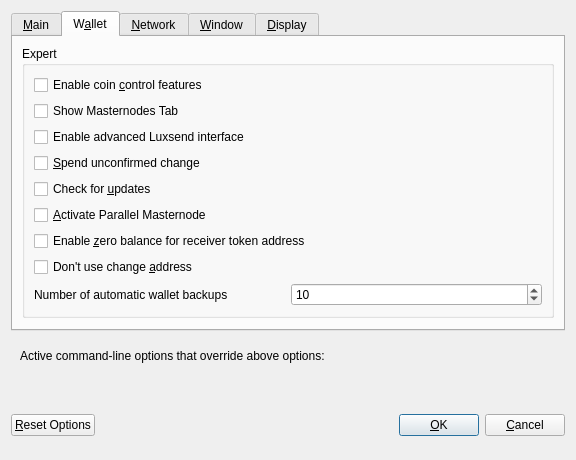
LUX-Core/lux, file src/qt/forms/optionsdialog.ui: the form before one commit.
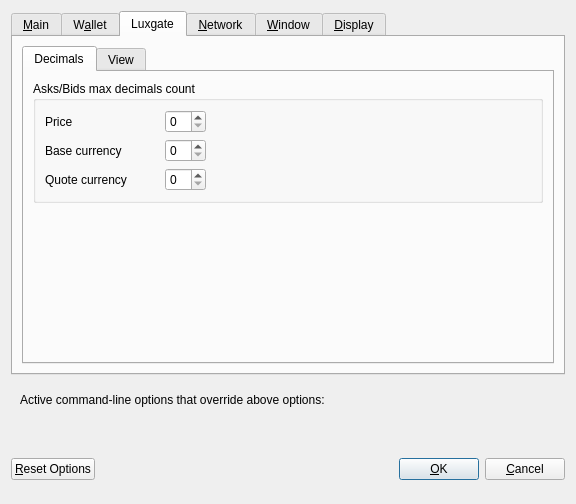
The form after the commit. The open tabs and pages were chosen to show the change. Custom widgets are drawn as their Qt base class.

Commit message: Luxgate gui: add asks and bids panels(filling with test data), add settings in options

The edit to the form file:
```diff
--- a/src/qt/forms/optionsdialog.ui
+++ b/src/qt/forms/optionsdialog.ui
@@ -7,7 +7,7 @@
     <x>0</x>
     <y>0</y>
     <width>576</width>
-    <height>419</height>
+    <height>504</height>
    </rect>
   </property>
   <property name="windowTitle">
@@ -392,6 +392,198 @@
        </item>
       </layout>
      </widget>
+     <widget class="QWidget" name="tabLuxgate">
+      <attribute name="title">
+       <string>Luxgate</string>
+      </attribute>
+      <layout class="QVBoxLayout" name="verticalLayout_5">
+       <item>
+        <widget class="QTabWidget" name="tabLuxgateWidget">
+         <property name="currentIndex">
+          <number>1</number>
+         </property>
+         <widget class="QWidget" name="tabLuxgateDecimals">
+          <attribute name="title">
+           <string>Decimals</string>
+          </attribute>
+          <layout class="QVBoxLayout" name="verticalLayout_4">
+           <item>
+            <widget class="QGroupBox" name="groupBoxAsksBids">
+             <property name="title">
+              <string>Asks/Bids max decimals count</string>
+             </property>
+             <layout class="QVBoxLayout" name="verticalLayout_3">
+              <item>
+               <layout class="QHBoxLayout" name="horizontalLayout_2">
+                <property name="spacing">
+                 <number>0</number>
+                </property>
+                <item>
+                 <widget class="QLabel" name="labelAsksBidsPrice">
+                  <property name="minimumSize">
+                   <size>
+                    <width>120</width>
+                    <height>0</height>
+                   </size>
+                  </property>
+                  <property name="text">
+                   <string>Price</string>
+                  </property>
+                 </widget>
+                </item>
+                <item>
+                 <widget class="QSpinBox" name="spinBoxAsksBidsPrice"/>
+                </item>
+                <item>
+                 <spacer name="horizontalSpacer">
+                  <property name="orientation">
+                   <enum>Qt::Horizontal</enum>
+                  </property>
+                  <property name="sizeHint" stdset="0">
+                   <size>
+                    <width>40</width>
+                    <height>20</height>
+                   </size>
+                  </property>
+                 </spacer>
+                </item>
+               </layout>
+              </item>
+              <item>
+               <layout class="QHBoxLayout" name="horizontalLayout_3">
+                <property name="spacing">
+                 <number>0</number>
+                </property>
+                <item>
+                 <widget class="QLabel" name="labelAsksBidsBase">
+                  <property name="minimumSize">
+                   <size>
+                    <width>120</width>
+                    <height>0</height>
+                   </size>
+                  </property>
+                  <property name="text">
+                   <string>Base currency</string>
+                  </property>
+                 </widget>
+                </item>
+                <item>
+                 <widget class="QSpinBox" name="spinBoxAsksBidsBase"/>
+                </item>
+                <item>
+                 <spacer name="horizontalSpacer_3">
+                  <property name="orientation">
+                   <enum>Qt::Horizontal</enum>
+                  </property>
+                  <property name="sizeHint" stdset="0">
+                   <size>
+                    <width>40</width>
+                    <height>20</height>
+                   </size>
+                  </property>
+                 </spacer>
+                </item>
+               </layout>
+              </item>
+              <item>
+               <layout class="QHBoxLayout" name="horizontalLayout_4">
+                <property name="spacing">
+                 <number>0</number>
+                </property>
+                <item>
+                 <widget class="QLabel" name="labelAsksBidsQuote">
+                  <property name="minimumSize">
+                   <size>
+                    <width>120</width>
+                    <height>0</height>
+                   </size>
+                  </property>
+                  <property name="text">
+                   <string>Quote currency</string>
+                  </property>
+                 </widget>
+                </item>
+                <item>
+                 <widget class="QSpinBox" name="spinBoxAsksBidsQuote"/>
+                </item>
+                <item>
+                 <spacer name="horizontalSpacer_4">
+                  <property name="orientation">
+                   <enum>Qt::Horizontal</enum>
+                  </property>
+                  <property name="sizeHint" stdset="0">
+                   <size>
+                    <width>40</width>
+                    <height>20</height>
+                   </size>
+                  </property>
+                 </spacer>
+                </item>
+               </layout>
+              </item>
+             </layout>
+            </widget>
+           </item>
+           <item>
+            <spacer name="verticalSpacer_2">
+             <property name="orientation">
+              <enum>Qt::Vertical</enum>
+             </property>
+             <property name="sizeHint" stdset="0">
+              <size>
+               <width>20</width>
+               <height>40</height>
+              </size>
+             </property>
+            </spacer>
+           </item>
+          </layout>
+         </widget>
+         <widget class="QWidget" name="tabLuxgateView">
+          <attribute name="title">
+           <string>View</string>
+          </attribute>
+          <layout class="QVBoxLayout" name="verticalLayout_6">
+           <item>
+            <widget class="QCheckBox" name="checkBoxAsks">
+             <property name="text">
+              <string>Asks</string>
+             </property>
+            </widget>
+           </item>
+           <item>
+            <widget class="QCheckBox" name="checkBoxBids">
+             <property name="text">
+              <string>Bids</string>
+             </property>
+            </widget>
+           </item>
+           <item>
+            <widget class="QCheckBox" name="checkBoxConfiguration">
+             <property name="text">
+              <string>Configuration</string>
+             </property>
+            </widget>
+           </item>
+           <item>
+            <spacer name="verticalSpacer_3">
+             <property name="orientation">
+              <enum>Qt::Vertical</enum>
+             </property>
+             <property name="sizeHint" stdset="0">
+              <size>
+               <width>20</width>
+               <height>173</height>
+              </size>
+             </property>
+            </spacer>
+           </item>
+          </layout>
+         </widget>
+        </widget>
+       </item>
+      </layout>
+     </widget>
      <widget class="QWidget" name="tabNetwork">
       <attribute name="title">
        <string>&amp;Network</string>
```
Left out of the diff: 46 changed lines with no effect on the pictures. The commit also changes 21 other files.
